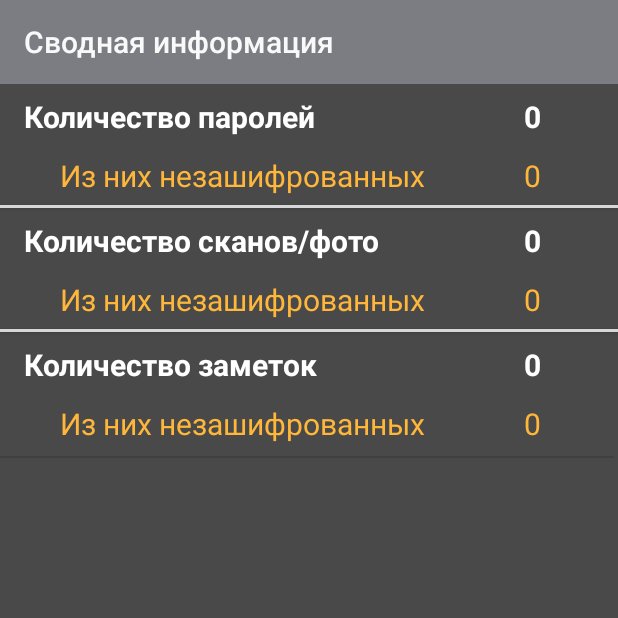
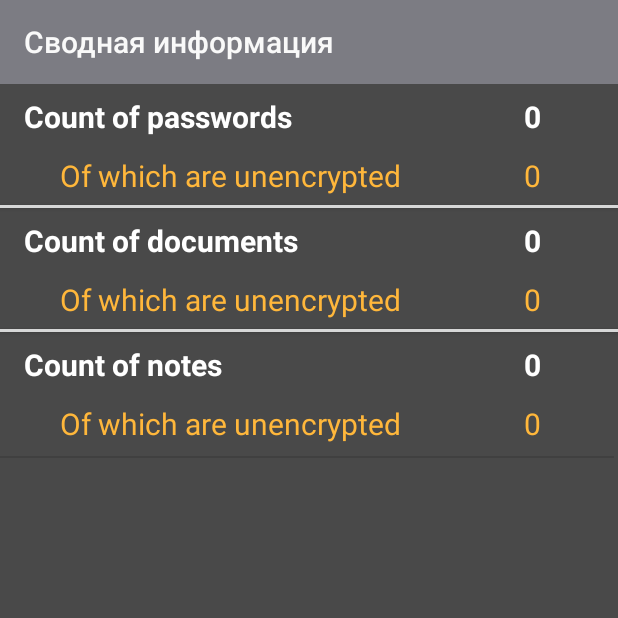
Before and after one commit to Ghedzik/CryptoBook1-lite, an Android app: the activity_information screen opened directly, with no data from a screen before it, on a phone screen of 412 x 824 dp, the top half of it. Run offline under Robolectric (Android 15) with nearby library versions, the phone set to English and light mode, and no system bars.

Commit message:
Локализация

```diff
--- a/app/src/main/res/layout/activity_image_view.xml
+++ b/app/src/main/res/layout/activity_image_view.xml
@@ -14,7 +14,7 @@
         android:background="?attr/colorPrimary"
         app:layout_constraintTop_toTopOf="parent"
         app:popupTheme="@style/AppDarkTheme.PopupOverlay"
-        app:title="Изображения"
+        app:title="@string/title_activity_img"
         app:titleTextColor="@color/сolorTextBlack">
 
     </android.support.v7.widget.Toolbar>
--- a/app/src/main/res/layout/activity_information.xml
+++ b/app/src/main/res/layout/activity_information.xml
@@ -31,7 +31,7 @@
         android:layout_marginTop="12dp"
         android:ems="10"
         android:inputType="textPersonName"
-        android:text="Из них незашифрованных"
+        android:text="@string/label_count_of_images_does_not_encode"
         android:textColor="@color/сolorTextFound"
         android:textSize="20sp"
         app:layout_constraintStart_toStartOf="parent"
@@ -95,7 +95,7 @@
         android:layout_marginTop="12dp"
         android:ems="10"
         android:inputType="textPersonName"
-        android:text="Из них незашифрованных"
+        android:text="@string/label_count_of_passwords_does_not_encode"
         android:textColor="@color/сolorTextFound"
         android:textSize="20sp"
         app:layout_constraintStart_toStartOf="parent"
@@ -109,7 +109,7 @@
         android:layout_marginTop="12dp"
         android:ems="10"
         android:inputType="textPersonName"
-        android:text="Из них незашифрованных"
+        android:text="@string/label_count_of_notes_does_not_encode"
         android:textColor="@color/сolorTextFound"
         android:textSize="20sp"
         app:layout_constraintStart_toStartOf="parent"
@@ -121,9 +121,8 @@
         android:layout_height="?attr/actionBarSize"
         android:background="?attr/colorPrimary"
         app:popupTheme="@style/AppDarkTheme.PopupOverlay"
-        app:title="Сводная информация"
-        app:titleTextColor="@color/сolorTextBlack">
-    </android.support.v7.widget.Toolbar>
+        app:title="@string/title_activity_info"
+        app:titleTextColor="@color/сolorTextBlack"></android.support.v7.widget.Toolbar>
 
     <TextView
         android:id="@+id/labelCountPswd"
@@ -133,7 +132,7 @@
         android:layout_marginTop="8dp"
         android:ems="10"
         android:inputType="textPersonName"
-        android:text="Количество паролей"
+        android:text="@string/label_count_of_passwords"
         android:textColor="@android:color/background_light"
         android:textSize="20sp"
         android:textStyle="bold"
@@ -148,7 +147,7 @@
         android:layout_marginTop="16dp"
         android:ems="10"
         android:inputType="textPersonName"
-        android:text="Количество сканов/фото"
+        android:text="@string/label_count_of_images"
         android:textColor="@android:color/background_light"
         android:textSize="20sp"
         android:textStyle="bold"
@@ -163,7 +162,7 @@
         android:layout_marginTop="16dp"
         android:ems="10"
         android:inputType="textPersonName"
-        android:text="Количество заметок"
+        android:text="@string/label_count_of_notes"
         android:textColor="@android:color/background_light"
         android:textSize="20sp"
         android:textStyle="bold"
--- a/app/src/main/res/values/strings.xml
+++ b/app/src/main/res/values/strings.xml
@@ -2,9 +2,14 @@
     <string name="app_name">CryptoBook</string>
     <string name="action_settings">Settings</string>
     <string name="action_add">New</string>
+
+<!--title activity-->
     <string name="title_activity_addeditpass">Edit password</string>
     <string name="title_activity_addeditimg">Edit document</string>
     <string name="title_activity_addeditnote">Edit note</string>
+    <string name="title_activity_info">Summary information</string>
+
+
     <string name="action_save">Save</string>
     <string name="action_cancel">Cancel</string>
     <string name="action_delete">Delete</string>
@@ -26,13 +31,22 @@
     <string name="label_change_date">Changed</string>
     <string name="label_show_pass">Show password</string>
     <string name="label_encode">Encode</string>
+    <string name="label_count_of_passwords">Count of passwords</string>
+    <string name="label_count_of_passwords_does_not_encode">Of which are unencrypted</string>
+    <string name="label_count_of_images">Count of documents</string>
+    <string name="label_count_of_images_does_not_encode">Of which are unencrypted</string>
+    <string name="label_count_of_notes">Count of notes</string>
+    <string name="label_count_of_notes_does_not_encode">Of which are unencrypted</string>
 
 <!--Hints для элементов-->
     <string name="hint_name">Name</string>
     <string name="hint_password">Password</string>
     <string name="hint_login">Login</string>
     <string name="hint_comment">Comments</string>
-    <string name="hint_full_file_name">Полное наименование файла</string>
+    <string name="hint_full_file_name">Full name file</string>
+    <string name="hint_enter_old_password">Enter old password</string>
+    <string name="hint_enter_new_password">Enter new password</string>
+    <string name="hint_accept_new_password">Accept new password</string>
 
 <!--Нименования управляющих элементов-->
     <string name="control_save">Save</string>
@@ -45,6 +59,8 @@
     <string name="control_create">Create</string>
     <string name="control_ok">OK</string>
     <string name="control_generate_password">Generate password</string>
+    <string name="control_show_password">Show password</string>
+    <string name="control_show_passwords">Show passwords</string>
 
     <string name="title_activity_preview_image">Preview</string>
     <string name="dummy_button">Back</string>
```
Also changed, not shown: app/src/main/res/layout/activity_change_main_passwd.xml (+11 -11 lines), 1 other file.
